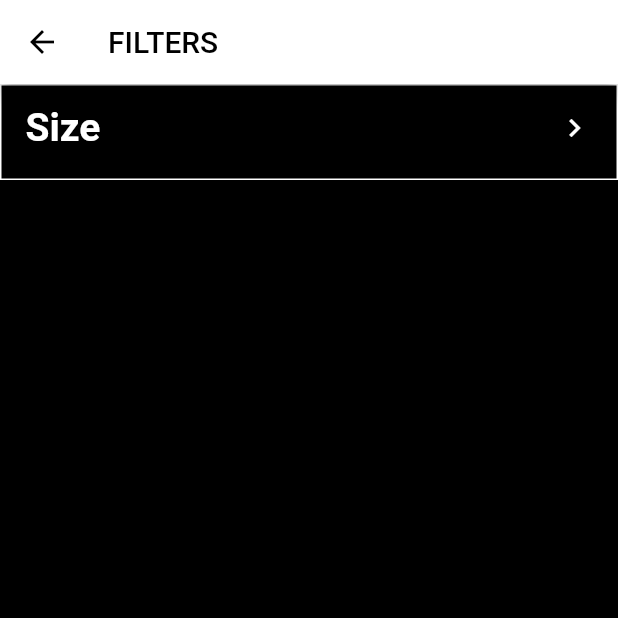
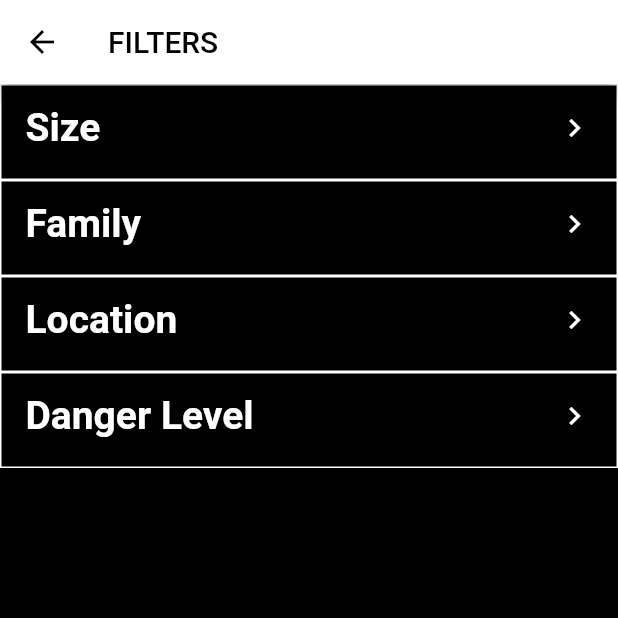
Before and after one commit to aaaldaco2002/snake_charmer, a Flutter app: the screen it shows after launch, after a tap on an icon or button, on a phone screen of 412 x 824 dp, the top half of it. Run offline on Flutter 3.47's test engine with Material 2 defaults, Android fonts, the phone set to English and light mode, and no system bars; our stand-ins replace image_picker.

Commit message:
finished adding options to select other filters on the filter home page and implemented the function that changes the page to the selected filter. On each page, the background has been set to black and the appbar has been added on each.

```diff
--- a/lib/filter_home.dart
+++ b/lib/filter_home.dart
@@ -1,5 +1,9 @@
 import 'package:flutter/cupertino.dart';
 import 'package:flutter/material.dart';
+import 'package:snake_charmer/danger_filter.dart';
+import 'package:snake_charmer/location_filter.dart';
+import 'package:snake_charmer/size_filter.dart';
+import 'package:snake_charmer/family_filter.dart';
 
 class FilterHome extends StatefulWidget {
   @override
@@ -48,7 +52,90 @@ class _FilterHomeState extends State<FilterHome> {
                             fontWeight: FontWeight.bold,
                             fontSize: 26.0,
                           )),
+                  onTap: ()=> Navigator.push(
+                      context,
+                      MaterialPageRoute(
+                          builder: (context) => SizeFilter())),
                     ),
+                  ),
+                  Container(
+                    width: MediaQuery.of(context).size.width,
+                    decoration: BoxDecoration(
+                        color: Colors.black,
+                        border: Border.all(
+                          color: Colors.white,
+                          width: 1.0,
+                        )),
+                    height: 64.0,
+                    child: ListTile(
+                      trailing: Icon(
+                        Icons.chevron_right,
+                        color: Colors.white,
+                      ),
+                      title: Text('Family',
+                          style: TextStyle(
+                            color: Colors.white,
+                            fontWeight: FontWeight.bold,
+                            fontSize: 26.0,
+                          )),
+                      onTap: ()=> Navigator.push(
+                          context,
+                          MaterialPageRoute(
+                              builder: (context) => FamilyFilter())),
+                    ),
+                  ),
+                  Container(
+                    width: MediaQuery.of(context).size.width,
+                    decoration: BoxDecoration(
+                        color: Colors.black,
+                        border: Border.all(
+                          color: Colors.white,
+                          width: 1.0,
+                        )),
+                    height: 64.0,
+                    child: ListTile(
+                      trailing: Icon(
+                        Icons.chevron_right,
+                        color: Colors.white,
+                      ),
+                      title: Text('Location',
+                          style: TextStyle(
+                            color: Colors.white,
+                            fontWeight: FontWeight.bold,
+                            fontSize: 26.0,
+                          )),
+                      onTap: ()=> Navigator.push(
+                          context,
+                          MaterialPageRoute(
+                              builder: (context) => LocationFilter())),
+                    ),
+                  ),
+                  Container(
+                    width: MediaQuery.of(context).size.width,
+                    decoration: BoxDecoration(
+                        color: Colors.black,
+                        border: Border.all(
+                          color: Colors.white,
+                          width: 1.0,
+                        )),
+                    height: 64.0,
+                    child: ListTile(
+                      trailing: Icon(
+                        Icons.chevron_right,
+                        color: Colors.white,
+                      ),
+                      title: Text('Danger Level',
+                          style: TextStyle(
+                            color: Colors.white,
+                            fontWeight: FontWeight.bold,
+                            fontSize: 26.0,
+                          )),
+                      onTap: ()=> Navigator.push(
+                          context,
+                          MaterialPageRoute(
+                              builder: (context) => DangerFilter())),
+                    ),
+
                   ),
         ]
     )
```
Also changed, not shown: lib/danger_filter.dart (added, +28 -0 lines), lib/family_filter.dart (added, +27 -0 lines), lib/location_filter.dart (added, +27 -0 lines), lib/size_filter.dart (added, +55 -0 lines).
